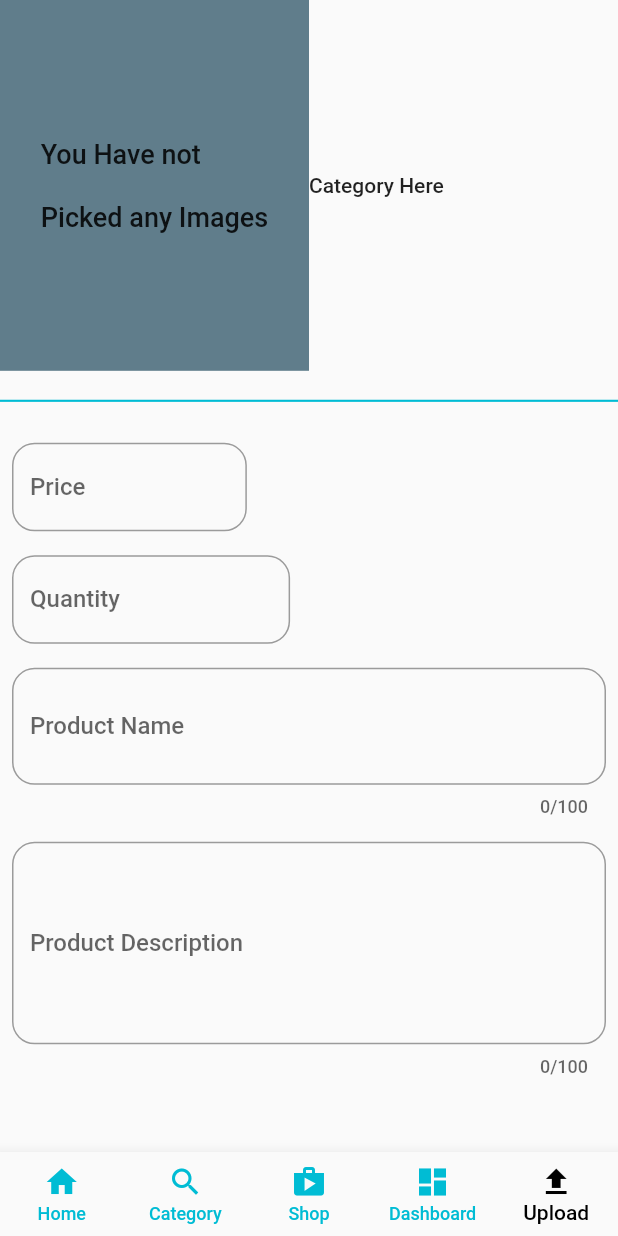
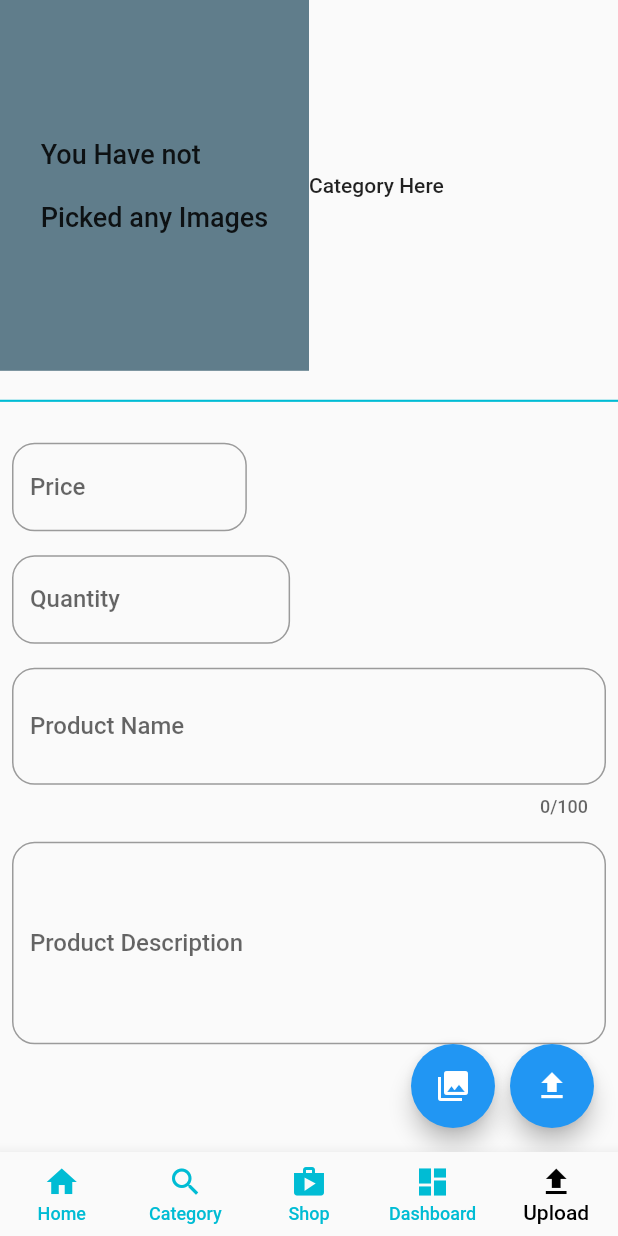
Before and after one commit to RogerParis/multi_vendor, a Flutter app: the screen it shows after launch, item 5 of the bottom bar chosen, on a phone screen of 412 x 824 dp. Run offline on Flutter 3.47's test engine with Material 2 defaults, Android fonts, the light colour scheme and no system bars; our stand-ins replace cloud_firestore, firebase_auth, firebase_core, firebase_storage, image_picker; accounts and stored records are empty.

Commit message:
adds floating action buttons

```diff
--- a/lib/views/upload_products_screen.dart
+++ b/lib/views/upload_products_screen.dart
@@ -1,6 +1,4 @@
 import 'package:flutter/material.dart';
-import 'package:flutter/src/foundation/key.dart';
-import 'package:flutter/src/widgets/framework.dart';
 
 class UploadProductsScreen extends StatefulWidget {
   const UploadProductsScreen({Key? key}) : super(key: key);
@@ -92,7 +90,7 @@ class _UploadProductsScreenState extends State<UploadProductsScreen> {
                 child: SizedBox(
                   width: MediaQuery.of(context).size.width,
                   child: TextFormField(
-                    maxLength: 100,
+                    maxLength: 800,
                     maxLines: 5,
                     decoration: InputDecoration(
                       labelText: 'Product Description',
@@ -107,6 +105,26 @@ class _UploadProductsScreenState extends State<UploadProductsScreen> {
           ),
         ),
       ),
+      floatingActionButton: Row(
+        mainAxisAlignment: MainAxisAlignment.end,
+        children: [
+          Padding(
+            padding: const EdgeInsets.only(right: 10),
+            child: FloatingActionButton(
+              onPressed: (() {}),
+              child: const Icon(
+                Icons.photo_library,
+              ),
+            ),
+          ),
+          FloatingActionButton(
+            onPressed: (() {}),
+            child: const Icon(
+              Icons.upload,
+            ),
+          )
+        ],
+      ),
     );
   }
 }
```
